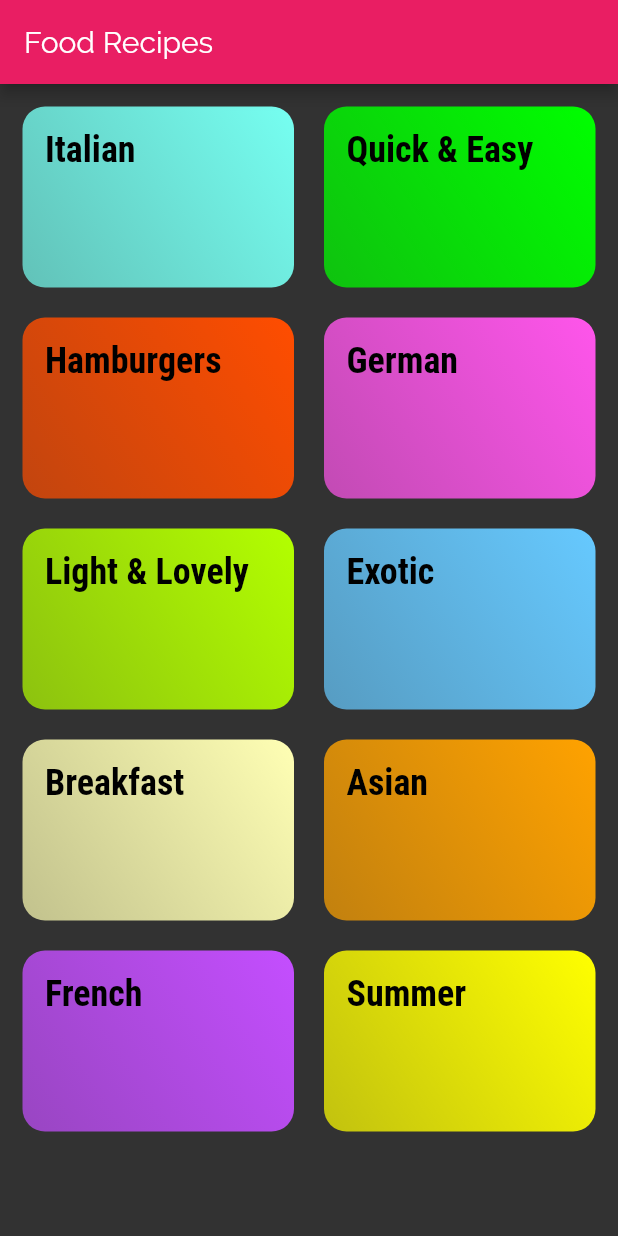
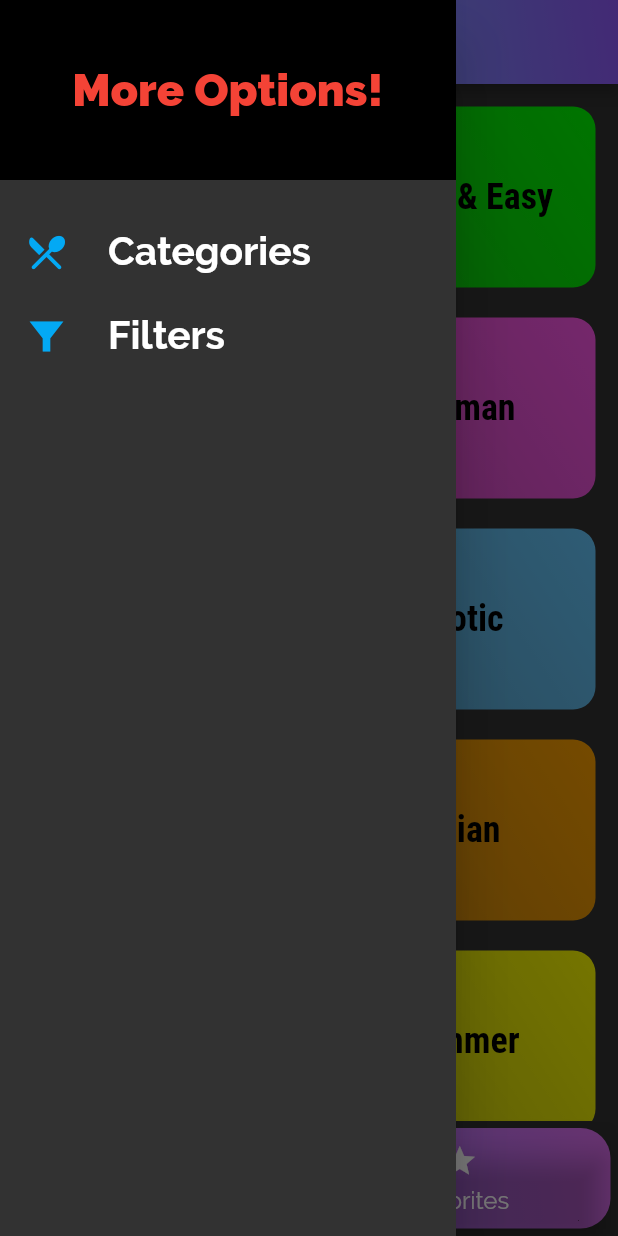
Before and after one commit to ShadowMasterAJ/Food_Recipes, a Flutter app: the screen it shows after launch, with the side drawer open (before the commit the screen has no drawer), on a phone screen of 412 x 824 dp. Run offline on Flutter 3.47's test engine with Material 2 defaults, Android fonts, the phone set to English and light mode, and no system bars.

Commit message:
Added Working Tab Bars + Drawer for Nav

```diff
--- a/lib/main.dart
+++ b/lib/main.dart
@@ -1,9 +1,9 @@
 import 'package:flutter/material.dart';
-import 'package:google_fonts/google_fonts.dart';
 
 import './screens/category_meal_screen.dart';
-import './screens/categories_screen.dart';
 import './screens/meal_detail_screen.dart';
+import 'screens/tabs_screen.dart';
+import './screens/filters_screen.dart';
 
 void main() => runApp(MyApp());
 
@@ -13,7 +13,7 @@ class MyApp extends StatelessWidget {
     return MaterialApp(
       title: 'Food Recipes',
       theme: ThemeData(
-          primarySwatch: Colors.pink,
+          // primarySwatch: Colors.pink,
           accentColor: Colors.amber,
           canvasColor: Color.fromRGBO(50, 50, 50, 1),
           fontFamily: 'Raleway',
@@ -30,10 +30,13 @@ class MyApp extends StatelessWidget {
                     fontWeight: FontWeight.bold,
                     color: Colors.black),
               )),
-      home: CategoriesScreen(),
+      home: TabsScreen(),
+      // initialRoute: '/',
       routes: {
+        // '/': (ctx) => TabsScreen(),
         CategoryMealScreen.routeName: (ctx) => CategoryMealScreen(),
         MealDetailScreen.routeName: (ctx) => MealDetailScreen(),
+        FiltersScreen.routeName: (ctx) => FiltersScreen(),
       },
     );
   }
--- a/lib/screens/categories_screen.dart
+++ b/lib/screens/categories_screen.dart
@@ -4,14 +4,9 @@ import '../dummy_data.dart';
 import '../widgets/category_item.dart';
 
 class CategoriesScreen extends StatelessWidget {
-
   @override
   Widget build(BuildContext context) {
-    return Scaffold(
-      appBar: AppBar(
-        title: const Text('Food Recipes'),
-      ),
-      body: GridView(
+    return GridView(
       padding: EdgeInsets.all(15),
       children: DUMMY_CATEGORIES
           .map((catData) =>
@@ -23,7 +18,6 @@ class CategoriesScreen extends StatelessWidget {
         crossAxisSpacing: 20,
         childAspectRatio: 3 / 2,
       ),
-      ),
     );
   }
 }
--- /dev/null
+++ b/lib/screens/filters_screen.dart
@@ -0,0 +1,17 @@
+import 'package:flutter/material.dart';
+
+class FiltersScreen extends StatelessWidget {
+  static const routeName = '/filters';
+
+  @override
+  Widget build(BuildContext context) {
+    return Scaffold(
+      body: Center(
+        child: Text(
+          'Filters',
+          style: TextStyle(color: Colors.amber),
+        ),
+      ),
+    );
+  }
+}
--- /dev/null
+++ b/lib/screens/tabs_screen.dart
@@ -0,0 +1,98 @@
+import 'package:flutter/material.dart';
+
+import '../widgets/main_drawer.dart';
+import './favorites_screen.dart';
+import './categories_screen.dart';
+
+class TabsScreen extends StatefulWidget {
+  @override
+  _TabsScreenState createState() => _TabsScreenState();
+}
+
+class _TabsScreenState extends State<TabsScreen> {
+  final List<Map<String, Object>> _pages = [
+    {
+      'page': CategoriesScreen(),
+      'title': 'Categories',
+    },
+    {
+      'page': FavoritesScreen(),
+      'title': 'Your Favorites',
+    },
+  ];
+  int _selectedPageIndex = 0;
+
+  void _selectPage(int index) {
+    setState(() {
+      _selectedPageIndex = index;
+    });
+  }
+
+  @override
+  Widget build(BuildContext context) {
+    return Scaffold(
+      appBar: AppBar(
+        title: Text(
+          _pages[_selectedPageIndex]['title'],
+          style: TextStyle(
+              color: Colors.black,
+              fontFamily: 'RobotoCondensed',
+              fontWeight: FontWeight.bold,
+              fontSize: 26),
+          textAlign: TextAlign.center,
+        ),
+        flexibleSpace: Container(
+          decoration: BoxDecoration(
+            gradient: LinearGradient(
+                begin: Alignment.bottomLeft,
+                end: Alignment.topRight,
+                colors: [
+                  Color(0xFF5AEFFF),
+                  Color(0xFF915AFF),
+                ]),
+          ),
+        ),
+      ),
+      drawer: MainDrawer(),
+      body: _pages[_selectedPageIndex]['page'],
+      bottomNavigationBar: Container(
+        decoration: BoxDecoration(
+          gradient: LinearGradient(
+            // radius: 1.5,
+            begin: Alignment.bottomLeft,
+            end: Alignment.topRight,
+            colors: [
+              Color(0xFF75FFFD),
+              Color(0xFFAA7CFF),
+              Color(0xFFEC74FF),
+            ],
+          ),
+          borderRadius: BorderRadius.circular(20),
+        ),
+        margin: EdgeInsets.symmetric(vertical: 5, horizontal: 5),
+        child: BottomNavigationBar(
+          onTap: _selectPage,
+          backgroundColor: Colors.transparent,
+
+          unselectedItemColor: Colors.white,
+          selectedItemColor: Colors.black,
+          unselectedLabelStyle: TextStyle(fontSize: 16, fontFamily: 'Raleway'),
+          // unselectedFontSize: 16,
+          selectedFontSize: 20,
+          currentIndex: _selectedPageIndex,
+          // type: BottomNavigationBarType.fixed,
+          items: [
+            BottomNavigationBarItem(
+              icon: Icon(Icons.category),
+              label: 'Categories',
+            ),
+            BottomNavigationBarItem(
+              icon: Icon(Icons.star),
+              label: 'Favorites',
+            ),
+          ],
+        ),
+      ),
+    );
+  }
+}
--- a/lib/widgets/category_item.dart
+++ b/lib/widgets/category_item.dart
@@ -24,9 +24,11 @@ class CategoryItem extends StatelessWidget {
       onTap: () => onPressCategory(context),
       child: Container(
         padding: EdgeInsets.all(15),
-        child: Text(
-          title,
-          style: Theme.of(context).textTheme.headline6,
+        child: Center(
+          child: Text(
+            title,
+            style: Theme.of(context).textTheme.headline6,
+          ),
         ),
         decoration: BoxDecoration(
           gradient: LinearGradient(
--- /dev/null
+++ b/lib/widgets/main_drawer.dart
@@ -0,0 +1,60 @@
+import 'package:flutter/material.dart';
+import 'package:food_recipes/screens/filters_screen.dart';
+
+class MainDrawer extends StatelessWidget {
+  const MainDrawer({Key key}) : super(key: key);
+
+  @override
+  Widget build(BuildContext context) {
+    Widget _builListTile(String title, IconData icon, Function tapHandler) {
+      return ListTile(
+        leading: Icon(
+          icon,
+          size: 30,
+          color: Colors.lightBlue,
+        ),
+        title: Text(
+          title,
+          style: TextStyle(
+            fontWeight: FontWeight.bold,
+            fontSize: 26,
+            fontFamily: 'Raleway',
+            color: Colors.white,
+          ),
+        ),
+        onTap: tapHandler,
+      );
+    }
+
+    return Drawer(
+      child: Column(
+        children: [
+          Container(
+            height: 120,
+            width: double.infinity,
+            padding: EdgeInsets.all(20),
+            color: Colors.black,
+            alignment: Alignment.center,
+            child: Text(
+              'More Options!',
+              style: TextStyle(
+                fontWeight: FontWeight.w900,
+                fontSize: 30,
+                color: Colors.red,
+              ),
+            ),
+          ),
+          SizedBox(
+            height: 20,
+          ),
+          _builListTile('Categories', Icons.restaurant_menu_rounded, () {
+            Navigator.of(context).pushNamed('/');
+          }),
+          _builListTile('Filters', Icons.filter_alt_sharp, () {
+            Navigator.of(context).pushNamed(FiltersScreen.routeName);
+          }),
+        ],
+      ),
+    );
+  }
+}
```
Also changed, not shown: lib/screens/category_meal_screen.dart (+22 -2 lines), lib/screens/favorites_screen.dart (added, +13 -0 lines), lib/screens/meal_detail_screen.dart (+95 -32 lines). Lines whose indentation alone changed are shown as unchanged.
